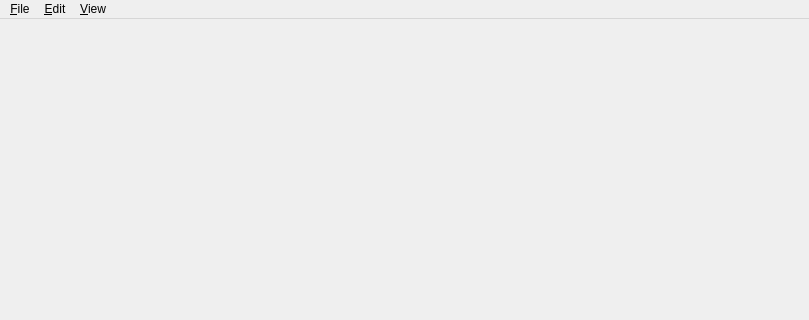
aws/lumberyard, file dev/Gems/ScriptCanvas/Code/Editor/View/Windows/mainwindow.ui: the form before one commit; both pictures show x 0 to 809 and y 0 to 320 of the 809 by 747 pixel window.
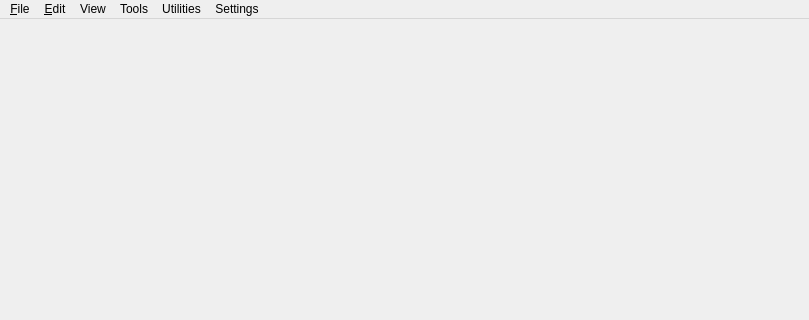
The form after the commit. Icons and pictures are not drawn.

Diff of the .ui file:
```diff
--- a/dev/Gems/ScriptCanvas/Code/Editor/View/Windows/mainwindow.ui
+++ b/dev/Gems/ScriptCanvas/Code/Editor/View/Windows/mainwindow.ui
@@ -98,7 +98,7 @@
    </widget>
    <widget class="QMenu" name="menuView">
     <property name="title">
-     <string>&amp;View</string>
+     <string>Tools</string>
     </property>
     <addaction name="action_ViewNodePalette"/>
     <addaction name="action_ViewOutline"/>
@@ -117,9 +117,43 @@
     <addaction name="separator"/>
     <addaction name="action_ViewRestoreDefaultLayout"/>
    </widget>
+   <widget class="QMenu" name="menuTools">
+    <property name="title">
+     <string>Utilities</string>
+    </property>
+    <addaction name="action_BatchConversion"/>
+   </widget>
+   <widget class="QMenu" name="menuSettings_2">
+    <property name="title">
+     <string>Settings</string>
+    </property>
+    <addaction name="action_GlobalPreferences"/>
+    <addaction name="action_GraphPreferences"/>
+   </widget>
+   <widget class="QMenu" name="menuView_2">
+    <property name="title">
+     <string>View</string>
+    </property>
+    <widget class="QMenu" name="menuGo_To">
+     <property name="title">
+      <string>Go To</string>
+     </property>
+     <addaction name="action_GotoStartOfChain"/>
+     <addaction name="action_GotoEndOfChain"/>
+    </widget>
+    <addaction name="action_ZoomIn"/>
+    <addaction name="action_ZoomOut"/>
+    <addaction name="action_ZoomSelection"/>
+    <addaction name="action_ShowEntireGraph"/>
+    <addaction name="separator"/>
+    <addaction name="menuGo_To"/>
+   </widget>
    <addaction name="menuFile"/>
    <addaction name="menuEdit"/>
+   <addaction name="menuView_2"/>
    <addaction name="menuView"/>
+   <addaction name="menuTools"/>
+   <addaction name="menuSettings_2"/>
   </widget>
   <widget class="QStatusBar" name="statusBar"/>
   <action name="action_New_Script">
```
Left out of the diff: 229 changed lines with no effect on the pictures.
